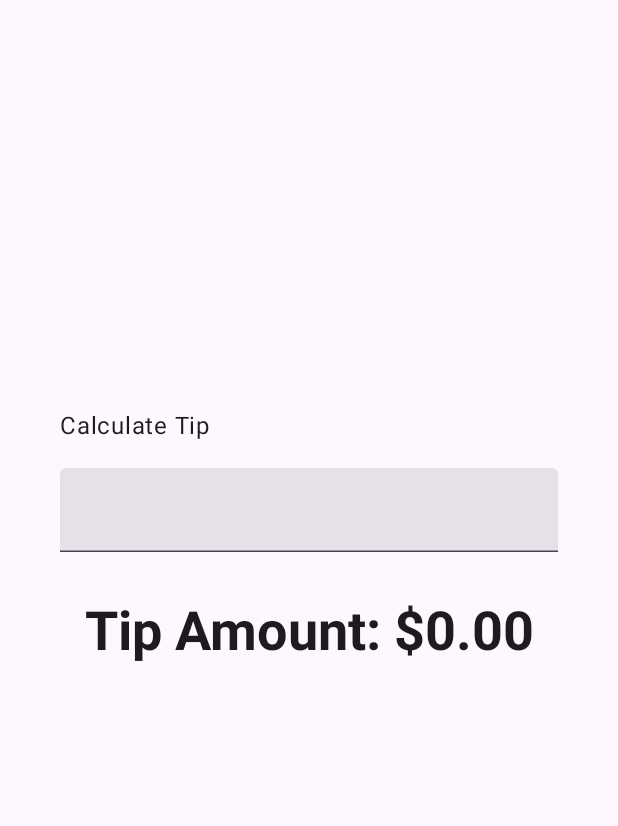
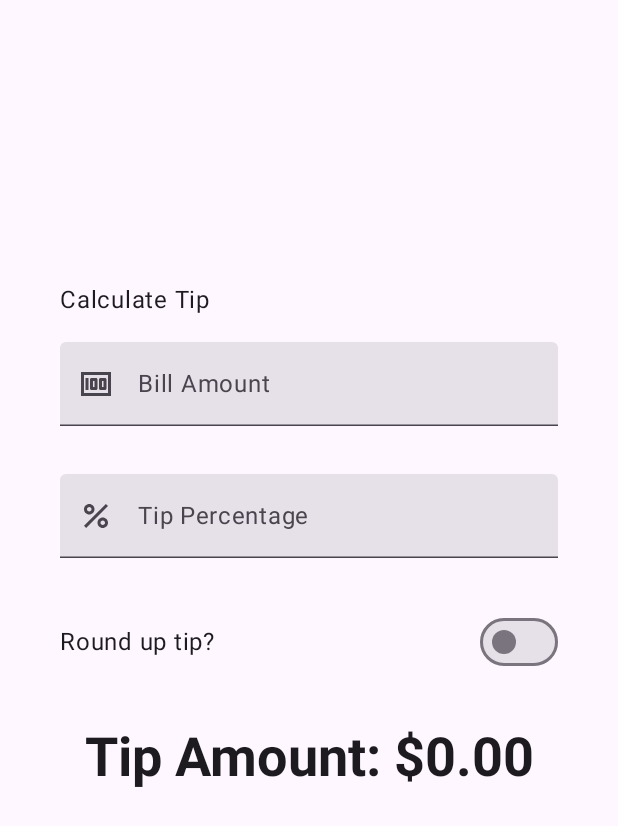
Before and after one commit to 2005869/tip-time, an Android app built with Jetpack Compose: the screen it shows after launch (MainActivity), on a phone screen of 412 x 824 dp. Shown: the top 826 px of the screen. Run offline under Robolectric (Android 15) with nearby library versions, the phone set to English and light mode, and no system bars.

Commit message:
lesson 2 ok

```diff
--- a/app/src/main/java/com/example/tiptime/MainActivity.kt
+++ b/app/src/main/java/com/example/tiptime/MainActivity.kt
@@ -19,19 +19,28 @@ import android.os.Bundle
 import androidx.activity.ComponentActivity
 import androidx.activity.compose.setContent
 import androidx.activity.enableEdgeToEdge
+import androidx.annotation.DrawableRes
+import androidx.annotation.StringRes
 import androidx.compose.foundation.background
 import androidx.compose.foundation.layout.Arrangement
 import androidx.compose.foundation.layout.Column
+import androidx.compose.foundation.layout.Row
 import androidx.compose.foundation.layout.Spacer
 import androidx.compose.foundation.layout.fillMaxSize
 import androidx.compose.foundation.layout.fillMaxWidth
 import androidx.compose.foundation.layout.height
 import androidx.compose.foundation.layout.padding
 import androidx.compose.foundation.layout.safeDrawingPadding
+import androidx.compose.foundation.layout.size
 import androidx.compose.foundation.layout.statusBarsPadding
+import androidx.compose.foundation.layout.wrapContentSize
+import androidx.compose.foundation.layout.wrapContentWidth
+import androidx.compose.foundation.rememberScrollState
 import androidx.compose.foundation.text.KeyboardOptions
+import androidx.compose.foundation.verticalScroll
 import androidx.compose.material3.MaterialTheme
 import androidx.compose.material3.Surface
+import androidx.compose.material3.Switch
 import androidx.compose.material3.Text
 import androidx.compose.material3.TextField
 import androidx.compose.runtime.Composable
@@ -44,11 +53,14 @@ import androidx.compose.ui.Alignment
 import androidx.compose.ui.Modifier
 import androidx.compose.ui.graphics.Color
 import androidx.compose.ui.res.stringResource
+import androidx.compose.ui.text.input.ImeAction
 import androidx.compose.ui.text.input.KeyboardType
 import androidx.compose.ui.tooling.preview.Preview
 import androidx.compose.ui.unit.dp
 import com.example.tiptime.ui.theme.TipTimeTheme
 import java.text.NumberFormat
+import androidx.compose.material3.Icon
+import androidx.compose.ui.res.painterResource
 
 class MainActivity : ComponentActivity() {
     override fun onCreate(savedInstanceState: Bundle?) {
@@ -71,13 +83,21 @@ fun TipTimeLayout() {
     var amountInput by remember { mutableStateOf("") }
 
     val amount = amountInput.toDoubleOrNull() ?: 0.0
-    val tip = calculateTip(amount)
+    var tipInput by remember { mutableStateOf("") }
+    var roundUp by remember {
+        mutableStateOf(false)
+    }
+    val tipPercent = tipInput.toDoubleOrNull() ?: 15.0
+    val tip = calculateTip(amount, tipPercent, roundUp)
+
+
 
     Column(
         modifier = Modifier
             .statusBarsPadding()
             .padding(horizontal = 40.dp)
-            .safeDrawingPadding(),
+            .safeDrawingPadding()
+            .verticalScroll(rememberScrollState()),
         horizontalAlignment = Alignment.CenterHorizontally,
         verticalArrangement = Arrangement.Center
     ) {
@@ -87,15 +107,37 @@ fun TipTimeLayout() {
                 .padding(bottom = 16.dp, top = 40.dp)
                 .align(alignment = Alignment.Start)
         )
-        EditNumberField(value=amountInput,
+        EditNumberField(label = R.string.bill_amount,
+            leadingIcon = R.drawable.money,
+            keyboardOptions = KeyboardOptions.Default.copy(
+                keyboardType = KeyboardType.Number,
+                imeAction = ImeAction.Next
+            ),
+            value=amountInput,
             onValueChange = {amountInput = it},
             modifier = Modifier
-            .padding(bottom = 32.dp)
-            .fillMaxWidth())
+                .padding(bottom = 32.dp)
+                .fillMaxWidth())
+        EditNumberField(label = R.string.how_was_the_service,
+            keyboardOptions = KeyboardOptions.Default.copy(
+                keyboardType = KeyboardType.Number,
+                imeAction = ImeAction.Done
+            ),
+            value = tipInput,
+            leadingIcon = R.drawable.percent,
+            onValueChange = { tipInput = it },
+            modifier = Modifier
+                .padding(bottom = 32.dp)
+                .fillMaxWidth())
+        RoundTheTipRow(
+            roundUp = roundUp,
+            onRoundUpChanged = {roundUp = it},
+            modifier = Modifier.padding(bottom = 32.dp))
         Text(
             text = stringResource(R.string.tip_amount, tip),
             style = MaterialTheme.typography.displaySmall
         )
+
         Spacer(modifier = Modifier.height(150.dp))
     }
 }
@@ -105,28 +147,63 @@ fun TipTimeLayout() {
  * according to the local currency.
  * Example would be "$10.00".
  */
-private fun calculateTip(amount: Double, tipPercent: Double = 15.0): String {
-    val tip = tipPercent / 100 * amount
+private fun calculateTip(
+    amount: Double,
+    tipPercent: Double = 15.0,
+    roundUp: Boolean
+): String {
+    var tip = tipPercent / 100 * amount
+    if(roundUp){
+        tip = kotlin.math.ceil(tip)
+    }
     return NumberFormat.getCurrencyInstance().format(tip)
 }
 
 @Composable
-fun EditNumberField(value:String,
-        onValueChange: (String) -> Unit,
-        modifier: Modifier = Modifier){
+fun EditNumberField(@StringRes label:Int,
+                    @DrawableRes leadingIcon:Int,
+                    keyboardOptions: KeyboardOptions,
+                    value:String,
+                    onValueChange: (String) -> Unit,
+                    modifier: Modifier = Modifier){
     var amountInput by remember { mutableStateOf("") }
     val amount = amountInput.toDoubleOrNull() ?: 0.0
-    val tip = calculateTip(amount)
+    //val tip = calculateTip(amount)
 
 
     TextField(
-        label = { stringResource(id = R.string.bill_amount)},
+        label = {Text(stringResource(id = label))},
         singleLine = true,
-        keyboardOptions = KeyboardOptions(keyboardType = KeyboardType.Number),
+        keyboardOptions = keyboardOptions,
         value = value,
+        leadingIcon = { Icon(painter = painterResource(id = leadingIcon), contentDescription = null)},
         onValueChange = onValueChange,
         modifier = modifier
     )
+}
+
+@Composable
+fun RoundTheTipRow(
+    roundUp: Boolean,
+    onRoundUpChanged: (Boolean) -> Unit,
+    modifier: Modifier = Modifier){
+    Row(
+        modifier = modifier
+            .fillMaxWidth()
+            .size(48.dp),
+        verticalAlignment = Alignment.CenterVertically
+    ){
+        Text(
+            text = stringResource(id = R.string.round_up_tip)
+        )
+        Switch(
+            checked = roundUp,
+            onCheckedChange = onRoundUpChanged,
+            modifier = Modifier
+                .fillMaxWidth()
+                .wrapContentWidth(Alignment.End),
+        )
+    }
 }
 
 @Preview(showBackground = true)
--- a/app/src/main/res/values/strings.xml
+++ b/app/src/main/res/values/strings.xml
@@ -19,4 +19,6 @@
     <string name="calculate_tip">Calculate Tip</string>
     <string name="bill_amount">Bill Amount</string>
     <string name="tip_amount">Tip Amount: %s</string>
+    <string name="how_was_the_service">Tip Percentage</string>
+    <string name="round_up_tip">Round up tip?</string>
 </resources>
```
